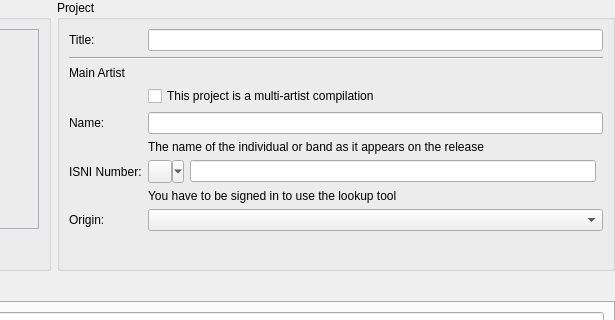
Above: resources/ui/album_page.ui from Iconoclasteinc/tgit before the change; both pictures show x 173 to 788 and y 0 to 320 of the 788 by 534 pixel window. Below: the same form after it.
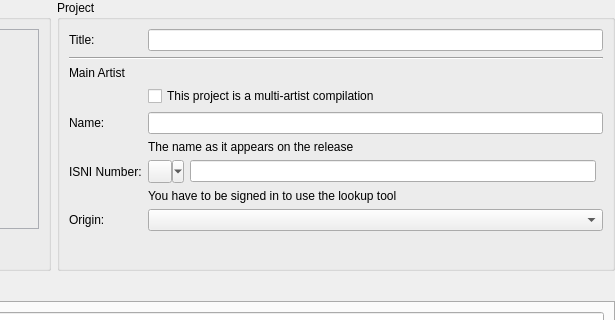
That is the form after the change. Icons and pictures are not drawn. Custom widgets are drawn as their Qt base class.

What changed in the file:
```diff
--- a/resources/ui/album_page.ui
+++ b/resources/ui/album_page.ui
@@ -223,7 +223,7 @@
 </string>
           </property>
           <property name="text">
-           <string>The name of the individual or band as it appears on the release</string>
+           <string>The name as it appears on the release</string>
           </property>
          </widget>
         </item>
```
Left out of the diff: 27 changed lines with no effect on the pictures.
